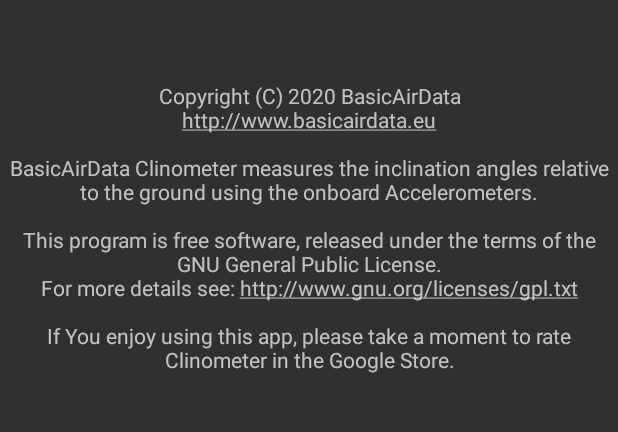
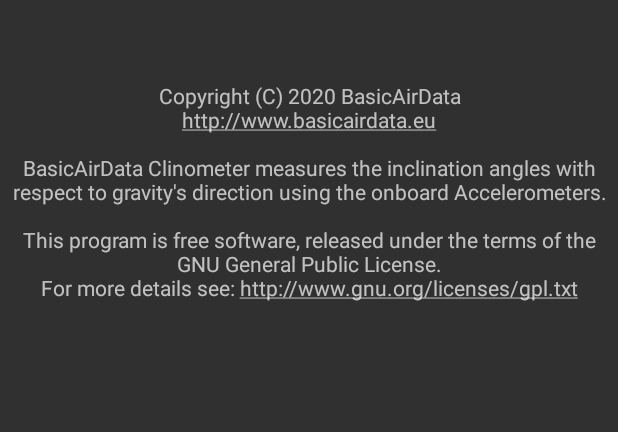
Before and after one commit to BasicAirData/Clinometer, an Android app: the layout fragment_about_dialog.xml on its own in the app's theme, with its tools: preview values and no code run, on a phone screen of 412 x 824 dp, the part 179-611 px from its top. Run offline under Robolectric (Android 15) with nearby library versions, the phone set to English and light mode, and no system bars.

```diff
--- a/app/src/main/res/layout/fragment_about_dialog.xml
+++ b/app/src/main/res/layout/fragment_about_dialog.xml
@@ -67,7 +67,7 @@
                 android:layout_height="wrap_content"
                 android:textAppearance="?android:attr/textAppearanceSmall"
                 android:textColorLink="?android:attr/textColorSecondary"
-                android:text="@string/about_description_googleplaystore"
+                android:text="@string/about_description"
                 android:id="@+id/id_about_textView_description"
                 android:layout_gravity="center_horizontal"
                 android:layout_marginTop="15dp"
--- a/app/src/main/res/values/strings.xml
+++ b/app/src/main/res/values/strings.xml
@@ -46,7 +46,8 @@
 
     <!-- About Dialog -->
     <string name="about_version">ver.</string>
-    <string name="about_description_googleplaystore">Copyright (C) 2020 BasicAirData\nhttp://www.basicairdata.eu\n\nBasicAirData Clinometer measures the inclination angles relative to the ground using the onboard Accelerometers.\n\nThis program is free software, released under the terms of the GNU General Public License.\nFor more details see: http://www.gnu.org/licenses/gpl.txt\n\nIf You enjoy using this app, please take a moment to rate Clinometer in the Google Store.</string>
+    <string name="about_description">Copyright (C) 2020 BasicAirData\nhttp://www.basicairdata.eu\n\nBasicAirData Clinometer measures the inclination angles with respect to gravity\'s direction using the onboard Accelerometers.\n\nThis program is free software, released under the terms of the GNU General Public License.\nFor more details see: http://www.gnu.org/licenses/gpl.txt</string>
+    <string name="about_description_googleplaystore">If You enjoy using this app, please take a moment to rate Clinometer in the Google Store.</string>
     <string name="about_ok">Close</string>
     <string name="about_rate_this_app">Rate this App</string>
     <string name="about_unable_to_rate">Unable to reach the Store</string>
```
Also changed, not shown: app/src/main/java/eu/basicairdata/clinometer/FragmentAboutDialog.java (+35 -7 lines).
